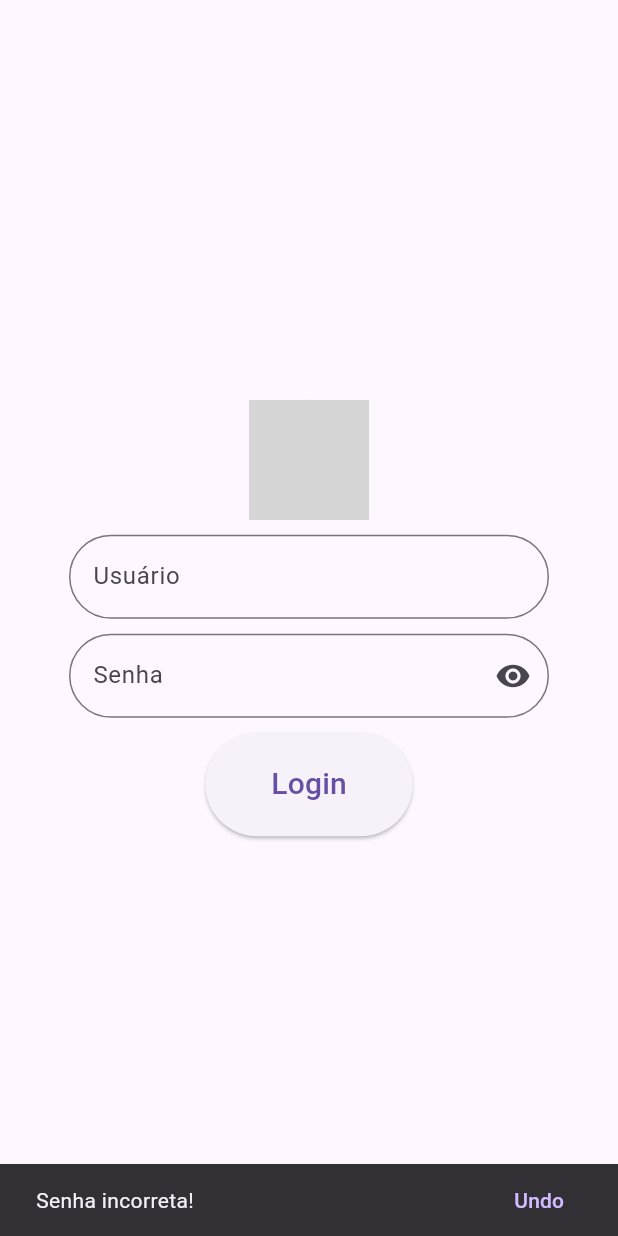
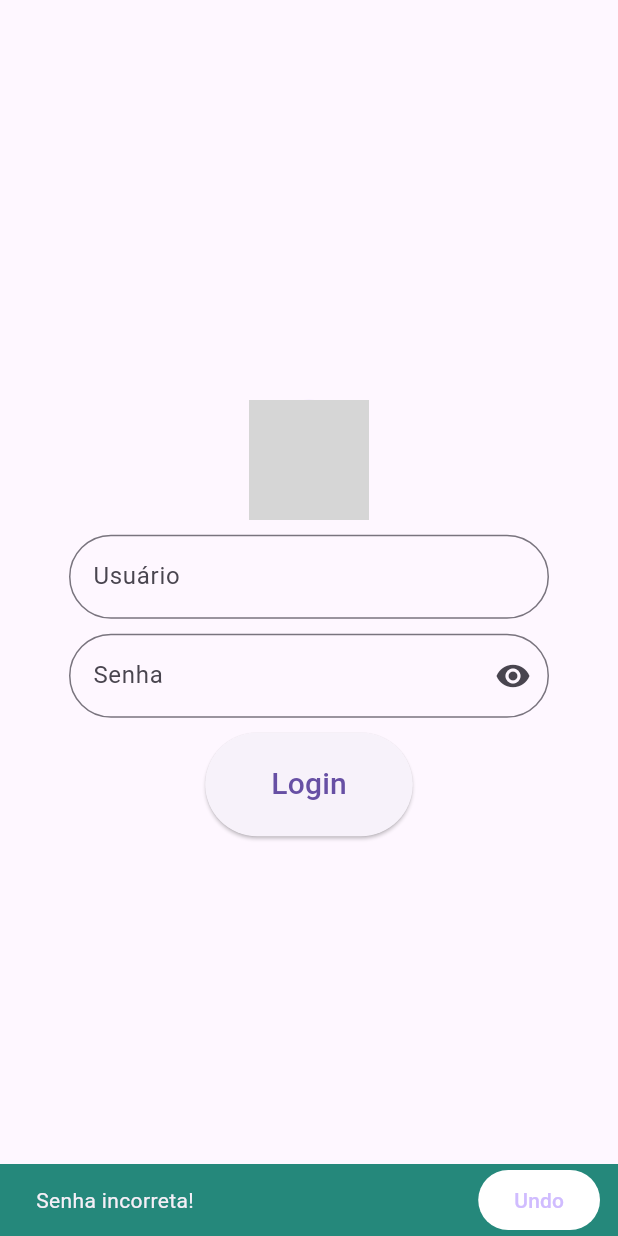
Before and after one commit to JeanKeitwo16/atividade1-flutter, a Flutter app: the screen it shows after launch, after a tap on "Login", on a phone screen of 412 x 824 dp. Run offline on Flutter 3.47's test engine with Material 3 defaults, Android fonts, the phone set to English and light mode, and no system bars; network calls fail; grey boxes are pictures that could not be loaded.

```diff
--- a/lib/main.dart
+++ b/lib/main.dart
@@ -1,3 +1,4 @@
+import 'package:atividade1/tela2.dart';
 import 'package:flutter/material.dart';
 import 'package:atividade1/novocomponente.dart';
 
--- a/lib/novocomponente.dart
+++ b/lib/novocomponente.dart
@@ -1,3 +1,4 @@
+import 'package:atividade1/tela2.dart';
 import 'package:flutter/material.dart';
 
 class minhaTela1 extends StatefulWidget {
@@ -77,11 +78,13 @@ class _tela1State extends State<minhaTela1> {
               String usuario = usuarioController.text;
               String senha = senhaController.text;
               if (usuario == "Jean" && senha == "jean123") {
-                print("foiii");
+                Navigator.push(context, MaterialPageRoute(builder: (context){
+                  return minhaTela2(usuarioNome: usuario);
+                }));
               } else {
-                final snackBar = SnackBar(
+                final snackBar = SnackBar(backgroundColor: Color.fromARGB(255, 37, 136, 123),
                     content: const Text("Senha incorreta!"),
-                    action: SnackBarAction(
+                    action: SnackBarAction(backgroundColor: Colors.white,
                       label: 'Undo',
                       onPressed: () {},
                     ));
```
Also changed, not shown: lib/tela2.dart (+20 -2 lines).
